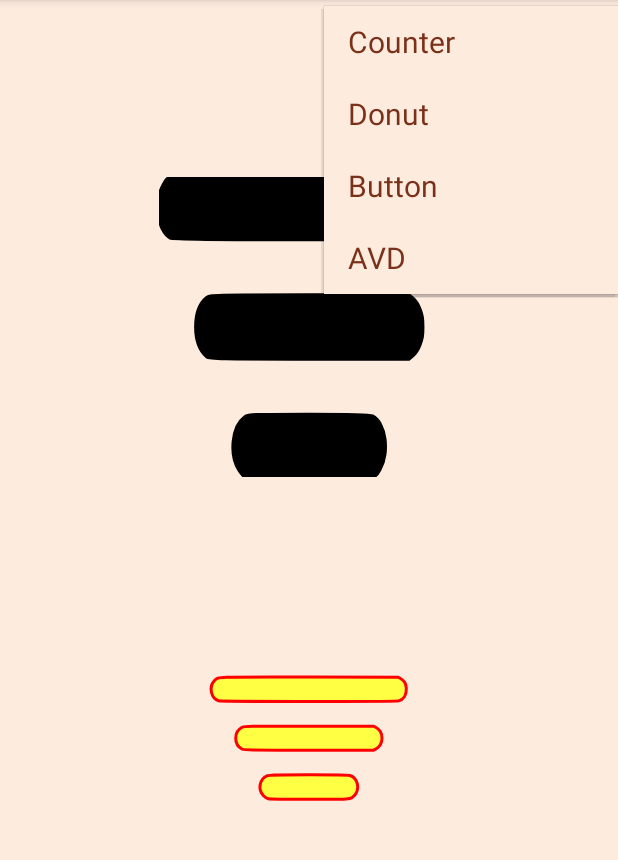
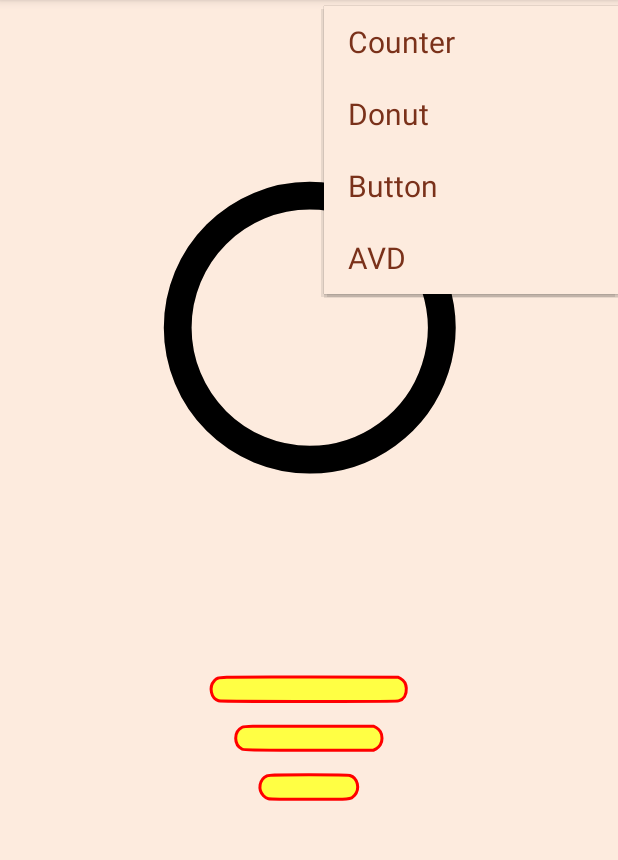
Before and after one commit to DinosauRuss/Sample_Android_projects, an Android app: the fragment AvdFragment placed in its activity, after a tap on an icon or button, on a phone screen of 412 x 824 dp, the part 84-944 px from its top. Run offline under Robolectric (Android 15) with nearby library versions, the phone set to English and light mode, and no system bars; 2 other taps on this screen came first.

Commit message:
Add circular loading AVD

```diff
--- a/CustomView/app/src/main/java/com/example/rek/customview/fragments/AvdFragment.java
+++ b/CustomView/app/src/main/java/com/example/rek/customview/fragments/AvdFragment.java
@@ -4,7 +4,6 @@ import android.graphics.drawable.AnimatedVectorDrawable;
 import android.graphics.drawable.Drawable;
 import android.os.Bundle;
 import android.support.v4.app.Fragment;
-import android.support.v4.content.ContextCompat;
 import android.support.v4.content.res.ResourcesCompat;
 import android.view.LayoutInflater;
 import android.view.View;
@@ -51,14 +50,16 @@ public class AvdFragment extends Fragment {
         Drawable d = null;
         switch (view.getId()) {
             case R.id.imgSort:
-                d = redrawFirstImageView();
+//                d = redrawFirstImageView();
+//                view.setImageDrawable(d);
+                d = view.getDrawable();
                 break;
             case R.id.imgSort2:
                 d = animateSecondImageView();
+                view.setImageDrawable(d);
                 break;
         }
         sortedFlag = !sortedFlag;
-        view.setImageDrawable(d);
         if (d instanceof AnimatedVectorDrawable) {
             ((AnimatedVectorDrawable) d).start();
         }
@@ -66,9 +67,9 @@ public class AvdFragment extends Fragment {
 
     private Drawable redrawFirstImageView() {
         if (sortedFlag) {
-            return ResourcesCompat.getDrawable(getResources(), R.drawable.unsort_animator, null);
+            return ResourcesCompat.getDrawable(getResources(), R.drawable.icon_unsort_animator, null);
         } else {
-            return ResourcesCompat.getDrawable(getResources(), R.drawable.sort_animator, null);
+            return ResourcesCompat.getDrawable(getResources(), R.drawable.icon_sort_animator, null);
         }
     }
 
--- /dev/null
+++ b/CustomView/app/src/main/res/drawable/avd_circle_anim.xml
@@ -0,0 +1,78 @@
+<animated-vector
+    xmlns:android="http://schemas.android.com/apk/res/android"
+    xmlns:aapt="http://schemas.android.com/aapt">
+    <aapt:attr name="android:drawable">
+        <vector
+            android:name="vector"
+            android:width="54dp"
+            android:height="54dp"
+            android:viewportWidth="54"
+            android:viewportHeight="54">
+            <group
+                android:name="group"
+                android:pivotX="27"
+                android:pivotY="27">
+                <path
+                    android:name="primarypath"
+                    android:pathData="M 27.12 3.365 C 20.822 3.365 14.776 5.869 10.322 10.322 C 5.869 14.776 3.365 20.822 3.365 27.12 C 3.365 33.418 5.869 39.464 10.322 43.917 C 14.776 48.371 20.822 50.875 27.12 50.875 C 32.136 50.875 37.025 49.286 41.083 46.338 C 45.141 43.39 48.162 39.231 49.712 34.461 C 51.262 29.69 51.262 24.549 49.712 19.779 C 48.162 15.009 45.141 10.85 41.083 7.901 C 37.025 4.953 32.136 3.365 27.12 3.365 Z"
+                    android:strokeColor="#000000"
+                    android:strokeWidth="5"/>
+            </group>
+            <path
+                android:name="secondarypath"
+                android:pathData="M 27.12 3.365 C 20.822 3.365 14.776 5.869 10.322 10.322 C 5.869 14.776 3.365 20.822 3.365 27.12 C 3.365 33.418 5.869 39.464 10.322 43.917 C 14.776 48.371 20.822 50.875 27.12 50.875 C 32.136 50.875 37.025 49.286 41.083 46.338 C 45.141 43.39 48.162 39.231 49.712 34.461 C 51.262 29.69 51.262 24.549 49.712 19.779 C 48.162 15.009 45.141 10.85 41.083 7.901 C 37.025 4.953 32.136 3.365 27.12 3.365 Z"
+                android:strokeColor="#000000"
+                android:strokeAlpha="0.1"
+                android:strokeWidth="5"/>
+        </vector>
+    </aapt:attr>
+    <target android:name="primarypath">
+        <aapt:attr name="android:animation">
+            <set>
+                <objectAnimator
+                    android:propertyName="trimPathStart"
+                    android:duration="1507"
+                    android:valueFrom="0"
+                    android:valueTo="0.5"
+                    android:valueType="floatType"
+                    android:interpolator="@android:anim/accelerate_decelerate_interpolator"/>
+                <objectAnimator
+                    android:propertyName="trimPathStart"
+                    android:startOffset="2497"
+                    android:duration="1773"
+                    android:valueFrom="0.5"
+                    android:valueTo="0"
+                    android:valueType="floatType"
+                    android:interpolator="@android:anim/accelerate_decelerate_interpolator"/>
+                <objectAnimator
+                    android:propertyName="trimPathEnd"
+                    android:startOffset="808"
+                    android:duration="1614"
+                    android:valueFrom="1"
+                    android:valueTo="0.6"
+                    android:valueType="floatType"
+                    android:interpolator="@android:interpolator/fast_out_slow_in"/>
+                <objectAnimator
+                    android:propertyName="trimPathEnd"
+                    android:startOffset="3179"
+                    android:duration="1091"
+                    android:valueFrom="0.6"
+                    android:valueTo="1"
+                    android:valueType="floatType"
+                    android:interpolator="@android:interpolator/fast_out_slow_in"/>
+            </set>
+        </aapt:attr>
+    </target>
+    <target android:name="group">
+        <aapt:attr name="android:animation">
+            <objectAnimator
+                android:propertyName="rotation"
+                android:startOffset="505"
+                android:duration="3839"
+                android:valueFrom="0"
+                android:valueTo="360"
+                android:valueType="floatType"
+                android:interpolator="@android:interpolator/fast_out_slow_in"/>
+        </aapt:attr>
+    </target>
+</animated-vector>
--- a/CustomView/app/src/main/res/drawable/icon.xml
+++ b/CustomView/app/src/main/res/drawable/icon.xml
@@ -6,8 +6,8 @@
     android:viewportHeight="285">
     <group
         android:name="group"
-        android:pivotX="225"
-        android:pivotY="140">
+        android:pivotX="227"
+        android:pivotY="142">
         <path
             android:name="path_1"
             android:fillColor="#000"
--- a/CustomView/app/src/main/res/layout/fragment_avd.xml
+++ b/CustomView/app/src/main/res/layout/fragment_avd.xml
@@ -3,24 +3,32 @@
     xmlns:tools="http://schemas.android.com/tools"
     android:layout_width="match_parent"
     android:layout_height="match_parent"
-    tools:context=".fragments.AvdFragment"
+    android:layout_margin="8dp"
     android:gravity="center"
     android:orientation="vertical"
-    android:layout_margin="8dp">
+    tools:context=".fragments.AvdFragment">
+
+    <!--<ImageView-->
+        <!--android:id="@+id/imgSort"-->
+        <!--android:layout_width="200dp"-->
+        <!--android:layout_height="200dp"-->
+        <!--android:layout_margin="5dp"-->
+        <!--android:src="@drawable/icon_sort_animator"-->
+        <!--tools:background="@color/MAGENTA"/>-->
 
     <ImageView
+        android:id="@+id/imgSort"
         android:layout_width="200dp"
         android:layout_height="200dp"
-        android:id="@+id/imgSort"
-        android:src="@drawable/sort_animator"
         android:layout_margin="5dp"
-        tools:background="@color/MAGENTA"/>
+        android:src="@drawable/avd_circle_anim"
+        tools:background="@color/MAGENTA" />
 
     <ImageView
+        android:id="@+id/imgSort2"
         android:layout_width="wrap_content"
         android:layout_height="wrap_content"
-        android:id="@+id/imgSort2"
+        android:layout_margin="5dp"
         android:src="@drawable/avd_anim_to_yellow"
-        tools:background="@color/DARK_GREEN"
-        android:layout_margin="5dp"/>
+        tools:background="@color/DARK_GREEN" />
 </LinearLayout>
```
Also changed, not shown: CustomView/app/src/main/res/drawable/icon_sort_animator.xml (renamed from CustomView/app/src/main/res/drawable/sort_animator.xml), CustomView/app/src/main/res/drawable/icon_unsort_animator.xml (renamed from CustomView/app/src/main/res/drawable/unsort_animator.xml).
